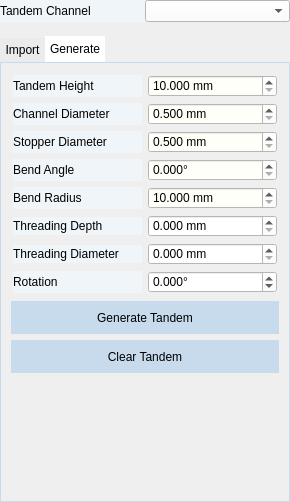
Before: the Qt Designer form src/windows/ui/tandem_view.ui in COSC-499-W2026/capstone-project-team-10, drawn with Qt 5.
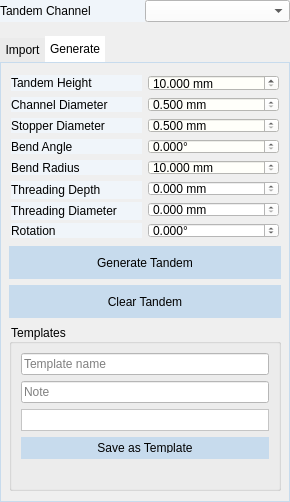
After: the same form once the commit is applied.

Commit message: feat: add a Templates group to the Tandem tab's Generate page

The edit to the form file:
```diff
--- a/src/windows/ui/tandem_view.ui
+++ b/src/windows/ui/tandem_view.ui
@@ -337,13 +337,13 @@
       </attribute>
       <layout class="QVBoxLayout" name="verticalLayout_6">
        <property name="leftMargin">
-        <number>10</number>
+        <number>8</number>
        </property>
        <property name="topMargin">
         <number>10</number>
        </property>
        <property name="rightMargin">
-        <number>10</number>
+        <number>8</number>
        </property>
        <property name="bottomMargin">
         <number>10</number>
@@ -713,6 +713,45 @@
          </property>
         </widget>
        </item>
+       <item>
+        <widget class="QGroupBox" name="group_templates">
+         <property name="styleSheet">
+          <string notr="true">QGroupBox, QLabel { color: rgb(0, 0, 0); }
+QLineEdit, QListWidget { background-color: rgb(255, 255, 255); color: rgb(0, 0, 0); }
+QPushButton { color: rgb(0, 0, 0); background-color: rgb(199, 219, 237); border: 0px solid; padding: 6px; }
+QPushButton:hover { color: rgb(250, 250, 250); background-color: rgb(48, 88, 162); }
+QPushButton:disabled { color: rgb(150, 150, 150); }</string>
+         </property>
+         <property name="title"><string>Templates</string></property>
+         <layout class="QVBoxLayout" name="layout_templates">
+          <item>
+           <widget class="QLineEdit" name="le_template_name">
+            <property name="placeholderText"><string>Template name</string></property>
+           </widget>
+          </item>
+          <item>
+           <widget class="QLineEdit" name="le_template_note">
+            <property name="placeholderText"><string>Note</string></property>
+           </widget>
+          </item>
+          <item>
+           <widget class="QListWidget" name="list_templates">
+            <property name="maximumSize"><size><width>16777215</width><height>90</height></size></property>
+           </widget>
+          </item>
+          <item>
+           <widget class="QPushButton" name="btn_save_template">
+            <property name="text"><string>Save as Template</string></property>
+           </widget>
+          </item>
+          <item>
+           <widget class="QLabel" name="label_template_status">
+            <property name="wordWrap"><bool>true</bool></property>
+           </widget>
+          </item>
+         </layout>
+        </widget>
+       </item>
        <item>
         <spacer name="verticalSpacer_2">
          <property name="orientation">
```
The commit also changes 1 other file.
